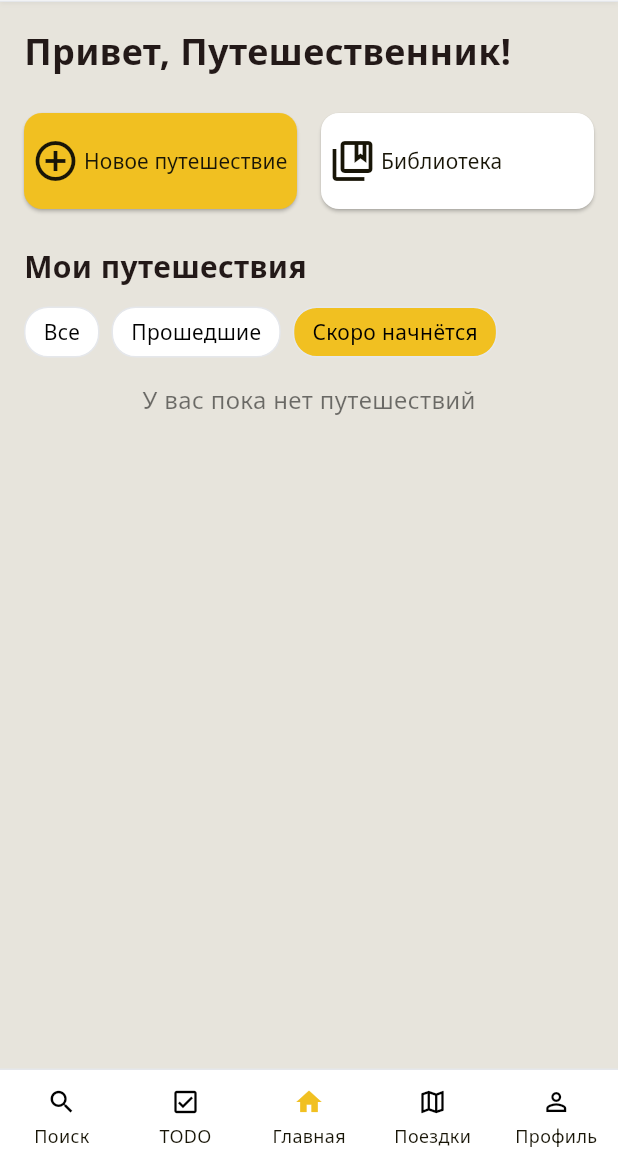
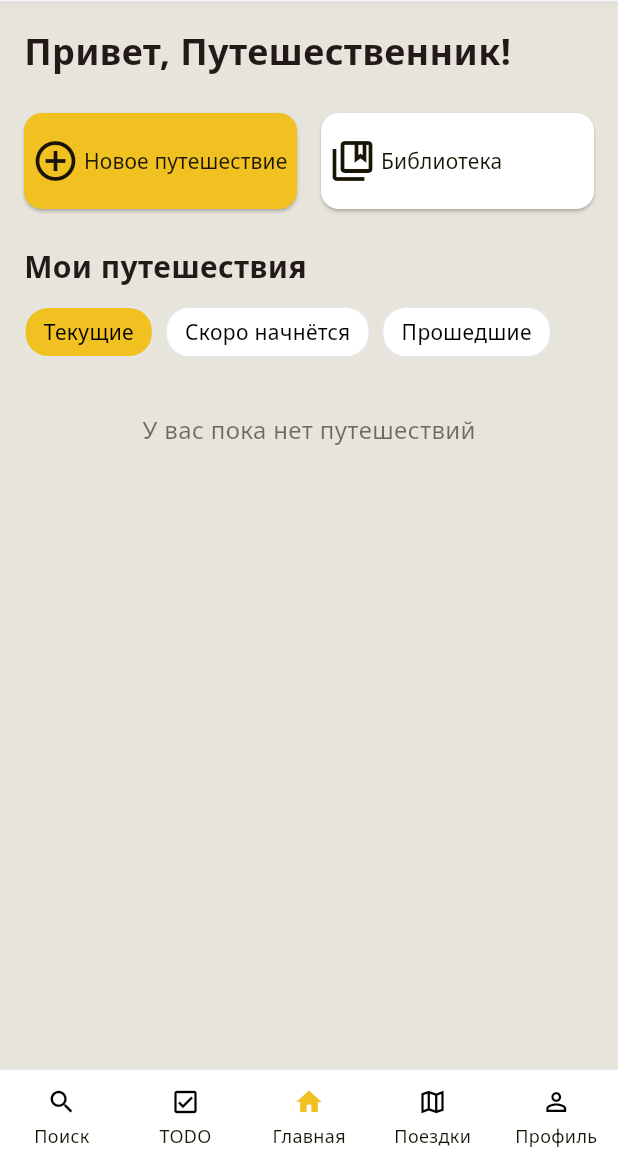
Before and after one commit to slash0t/travel-planner-android, a Flutter app: the screen it shows after launch, after a tap on "Пропустить", after a tap on "Продолжить как гость", on a phone screen of 412 x 824 dp, the part 70-1236 px from its top. Run offline on Flutter 3.47's test engine with Material 3 defaults, Android fonts, the phone set to English and light mode, and no system bars; our stand-ins replace device_info_plus, dio, file_picker, flutter_dotenv, flutter_map, image_picker and 2 more; network calls fail.

Commit message:
feat: completed main menu screen

```diff
--- a/lib/view-model/trips_view_model.dart
+++ b/lib/view-model/trips_view_model.dart
@@ -8,7 +8,7 @@ import 'package:putevod/external/trip_service.dart';
 class TripsViewModel extends ChangeNotifier {
   final TripService _tripService = TripService();
 
-  TripStatus _currentFilter = TripStatus.upcoming;
+  TripStatus _currentFilter = TripStatus.ongoing;
   bool _isLoading = false;
   String? _errorMessage;
 
@@ -44,21 +44,20 @@ class TripsViewModel extends ChangeNotifier {
     notifyListeners();
 
     try {
-      final response = await _tripService.getUserTrips();
-      final List<dynamic> tripsData = response['content'] ?? [];
+      // final response = await _tripService.getUserTrips();
+      List<dynamic> tripsData; // = response['content'] ?? [];
 
-      // Загружаем разные типы поездок в зависимости от фильтра
-      // switch (_currentFilter) {
-      //   case TripStatus.upcoming:
-      //     tripsData = await _tripService.getUpcomingTrips();
-      //     break;
-      //   case TripStatus.ongoing:
-      //     tripsData = await _tripService.getOngoingTrips();
-      //     break;
-      //   case TripStatus.completed:
-      //     tripsData = await _tripService.getPastTrips();
-      //     break;
-      // }
+      switch (_currentFilter) {
+        case TripStatus.upcoming:
+          tripsData = await _tripService.getUpcomingTrips();
+          break;
+        case TripStatus.ongoing:
+          tripsData = await _tripService.getOngoingTrips();
+          break;
+        case TripStatus.completed:
+          tripsData = await _tripService.getPastTrips();
+          break;
+      }
 
       _trips = tripsData.map<Trip>((tripData) => Trip.fromJson(tripData)).toList();
       _trips.sort((a, b) => Trip.compareTwo(a, b));
@@ -77,7 +76,7 @@ class TripsViewModel extends ChangeNotifier {
     notifyListeners();
 
     try {
-      final response = await _tripService.getUserTrips(filter: filter, page: page, size: size);
+      final response = await _tripService.getUserTrips();
       final List<dynamic> tripsData = response['content'] ?? [];
       _trips = tripsData.map((tripData) => Trip.fromJson(tripData)).toList();
       _trips.sort((a, b) => Trip.compareTwo(a, b));
--- a/lib/view/screens/main_menu_screen.dart
+++ b/lib/view/screens/main_menu_screen.dart
@@ -20,6 +20,15 @@ class MainMenuScreen extends StatefulWidget {
 }
 
 class _MainMenuScreenState extends State<MainMenuScreen> {
+  @override
+  void initState() {
+    super.initState();
+    // Загружаем поездки при инициализации экрана
+    WidgetsBinding.instance.addPostFrameCallback((_) {
+      Provider.of<TripsViewModel>(context, listen: false).loadTrips();
+    });
+  }
+
   void _handleNotificationPressed() {
     // Handle notification button pressed
     ScaffoldMessenger.of(context).showSnackBar(
@@ -72,22 +81,18 @@ class _MainMenuScreenState extends State<MainMenuScreen> {
                 child: Column(
                   crossAxisAlignment: CrossAxisAlignment.start,
                   children: [
-                    // Welcome section
                     _buildWelcomeSection(),
 
                     const SizedBox(height: 24),
 
-                    // Action buttons
                     _buildActionButtons(),
 
                     const SizedBox(height: 24),
 
-                    // Trip section
                     _buildTripSection(),
 
                     const SizedBox(height: 16),
 
-                    // Trip cards
                     _buildTripCards(tripsViewModel),
                   ],
                 ),
@@ -133,7 +138,6 @@ class _MainMenuScreenState extends State<MainMenuScreen> {
             icon: Icons.add_circle_outline,
             color: AppColors.secondary,
             onPressed: _handleNewTripPressed,
-
           ),
         ),
         const SizedBox(width: 16),
@@ -188,6 +192,7 @@ class _MainMenuScreenState extends State<MainMenuScreen> {
   }
 
   Widget _buildTripSection() {
+    final tripsViewModel = Provider.of<TripsViewModel>(context);
     return Column(
       crossAxisAlignment: CrossAxisAlignment.start,
       children: [
@@ -202,19 +207,42 @@ class _MainMenuScreenState extends State<MainMenuScreen> {
         const SizedBox(height: 12),
         Row(
           children: [
-            _buildFilterChip('Все'),
+            _buildFilterChip(
+              'Текущие',
+              status: TripStatus.ongoing,
+              viewModel: tripsViewModel,
+            ),
             const SizedBox(width: 8),
-            _buildFilterChip('Прошедшие'),
+            _buildFilterChip(
+              'Скоро начнётся',
+              status: TripStatus.upcoming,
+              viewModel: tripsViewModel,
+            ),
             const SizedBox(width: 8),
-            _buildFilterChip('Скоро начнётся', isSelected: true),
+            _buildFilterChip(
+              'Прошедшие',
+              status: TripStatus.completed,
+              viewModel: tripsViewModel,
+            ),
           ],
         ),
       ],
     );
   }
 
-  Widget _buildFilterChip(String label, {bool isSelected = false}) {
-    return Container(
+  Widget _buildFilterChip(
+    String label, {
+    required TripStatus status,
+    required TripsViewModel viewModel,
+  }) {
+    final isSelected = viewModel.currentFilter == status;
+
+    return GestureDetector(
+      onTap: () {
+        viewModel.currentFilter = status;
+        viewModel.loadTrips();
+      },
+      child: Container(
         padding: const EdgeInsets.symmetric(horizontal: 12, vertical: 6),
         decoration: BoxDecoration(
           color: isSelected ? AppColors.secondary : Colors.white,
@@ -228,22 +256,24 @@ class _MainMenuScreenState extends State<MainMenuScreen> {
           label,
           style: TextStyle(
             fontSize: 14,
-          color: isSelected ? Colors.black : Colors.black,
+            color: Colors.black,
             fontFamily: 'NotoSans',
+          ),
         ),
       ),
     );
   }
 
   Widget _buildTripCards(TripsViewModel viewModel) {
-    // Filter to show only upcoming trips (default filter for main menu)
-    final upcomingTrips = viewModel.trips.where((trip) => trip.status == TripStatus.upcoming).toList();
+    // Use filtered trips based on the current filter
+    final filteredTrips = viewModel.trips.where((trip) => trip.status == viewModel.currentFilter).toList();
 
-    if (upcomingTrips.isEmpty) {
+    if (filteredTrips.isEmpty) {
       return const Center(
         child: Column(
           mainAxisSize: MainAxisSize.min,
-          children: const [
+          children: [
+            SizedBox(height: 20),
             Text(
               'У вас пока нет путешествий',
               style: TextStyle(
@@ -258,7 +288,7 @@ class _MainMenuScreenState extends State<MainMenuScreen> {
     }
 
     return Column(
-      children: upcomingTrips.map((trip) => Column(
+      children: filteredTrips.map((trip) => Column(
         children: [
           _buildTripCard(
             trip: trip,
@@ -274,8 +304,6 @@ class _MainMenuScreenState extends State<MainMenuScreen> {
     required Trip trip,
     required TripsViewModel viewModel,
   }) {
-    final isUpcoming = trip.status == TripStatus.upcoming;
-
     return GestureDetector(
       onTap: () {
         // Navigate to trip detail screen
@@ -346,7 +374,6 @@ class _MainMenuScreenState extends State<MainMenuScreen> {
                 ],
               ),
             ),
-            if (isUpcoming)
             Container(
               padding: const EdgeInsets.symmetric(vertical: 4, horizontal: 8),
               margin: const EdgeInsets.only(left: 16, bottom: 16),
--- a/lib/view/screens/trips_screen.dart
+++ b/lib/view/screens/trips_screen.dart
@@ -26,7 +26,7 @@ class _TripsScreenState extends State<TripsScreen> {
     super.initState();
     // Загружаем поездки при инициализации экрана
     WidgetsBinding.instance.addPostFrameCallback((_) {
-      Provider.of<TripsViewModel>(context, listen: false).loadTrips();
+      Provider.of<TripsViewModel>(context, listen: false).loadAllTrips();
     });
   }
 
```
Lines whose indentation alone changed are shown as unchanged.
